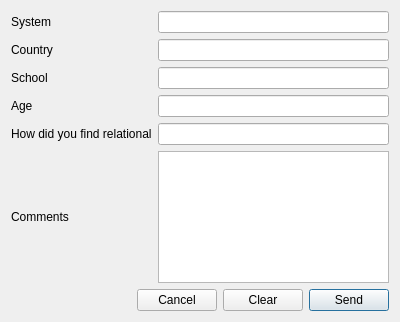
This is relational_gui/survey.ui in ltworf/relational as Qt 5 draws it before an edit. The edited form follows.
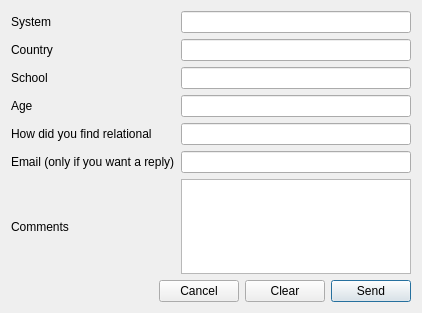
This is the edited form.

Commit message: - Can send email in survery (apparently for some people it is too difficult to understand i can't reply to them if they use an anonymous survey to contact me)

Patch:
```diff
--- a/relational_gui/survey.ui
+++ b/relational_gui/survey.ui
@@ -1,12 +1,12 @@
 <ui version="4.0" >
  <class>Form</class>
- <widget class="QWidget" name="Form" >
-  <property name="geometry" >
+ <widget class="QWidget" name="Form">
+  <property name="geometry">
    <rect>
     <x>0</x>
     <y>0</y>
-    <width>400</width>
-    <height>322</height>
+    <width>422</width>
+    <height>313</height>
    </rect>
   </property>
   <property name="windowTitle" >
@@ -98,9 +98,9 @@
        </property>
       </widget>
      </item>
-     <item row="5" column="0" >
-      <widget class="QLabel" name="label_6" >
-       <property name="text" >
+     <item row="6" column="0">
+      <widget class="QLabel" name="label_6">
+       <property name="text">
         <string>Comments</string>
        </property>
        <property name="buddy" >
@@ -108,13 +108,26 @@
        </property>
       </widget>
      </item>
-     <item row="5" column="1" >
-      <widget class="QTextEdit" name="txtComments" >
-       <property name="tabChangesFocus" >
+     <item row="6" column="1">
+      <widget class="QTextEdit" name="txtComments">
+       <property name="tabChangesFocus">
         <bool>true</bool>
        </property>
       </widget>
      </item>
+     <item row="5" column="0">
+      <widget class="QLabel" name="label_7">
+       <property name="text">
+        <string>Email (only if you want a reply)</string>
+       </property>
+       <property name="buddy">
+        <cstring>txtEmail</cstring>
+       </property>
+      </widget>
+     </item>
+     <item row="5" column="1">
+      <widget class="QLineEdit" name="txtEmail"/>
+     </item>
     </layout>
    </item>
    <item>
```
Left out of the diff: 278 changed lines with no effect on the pictures. The commit also changes 3 other files.
